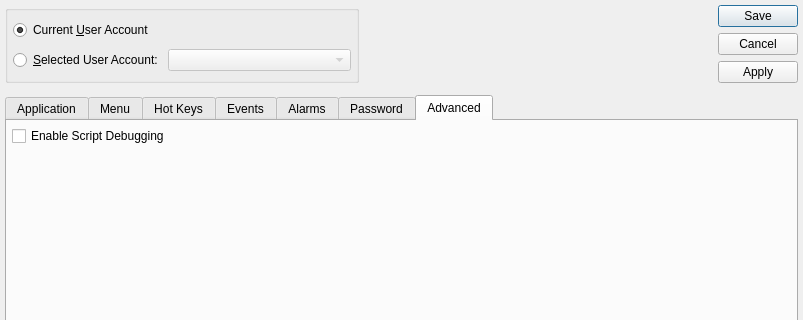
This is guiclient/userPreferences.ui in Pegasus-RPG/xtuple-client as Qt 5 draws it before an edit; both pictures show x 0 to 803 and y 0 to 320 of the 803 by 523 pixel window. The edited form follows.
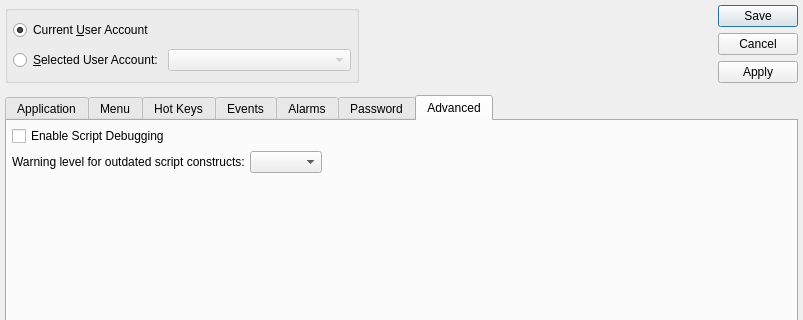
This is the edited form. The open tabs and pages were chosen to show the change. Custom widgets are drawn as their Qt base class.

What changed in the file:
```diff
--- a/guiclient/userPreferences.ui
+++ b/guiclient/userPreferences.ui
@@ -1207,14 +1207,7 @@
        <string>Advanced</string>
       </attribute>
       <layout class="QGridLayout" name="gridLayout_6">
-       <item row="0" column="0">
-        <widget class="QCheckBox" name="_debug">
-         <property name="text">
-          <string>Enable Script Debugging</string>
-         </property>
-        </widget>
-       </item>
-       <item row="1" column="0">
+       <item row="4" column="1">
         <spacer name="verticalSpacer_4">
          <property name="orientation">
           <enum>Qt::Vertical</enum>
@@ -1227,6 +1220,46 @@
          </property>
         </spacer>
        </item>
+       <item row="2" column="1">
+        <widget class="XComboBox" name="_deprecationLevel">
+         <property name="allowNull">
+          <bool>true</bool>
+         </property>
+         <property name="nullStr">
+          <string>None</string>
+         </property>
+        </widget>
+       </item>
+       <item row="2" column="0">
+        <widget class="QLabel" name="_deprecationLevelLit">
+         <property name="text">
+          <string>Warning level for outdated script constructs:</string>
+         </property>
+         <property name="buddy">
+          <cstring>_deprecationLevel</cstring>
+         </property>
+        </widget>
+       </item>
+       <item row="2" column="2">
+        <spacer name="horizontalSpacer_2">
+         <property name="orientation">
+          <enum>Qt::Horizontal</enum>
+         </property>
+         <property name="sizeHint" stdset="0">
+          <size>
+           <width>40</width>
+           <height>20</height>
+          </size>
+         </property>
+        </spacer>
+       </item>
+       <item row="1" column="0" colspan="2">
+        <widget class="QCheckBox" name="_debug">
+         <property name="text">
+          <string>Enable Script Debugging</string>
+         </property>
+        </widget>
+       </item>
       </layout>
      </widget>
     </widget>
```
Left out of the diff: 1 changed line with no effect on the pictures.
